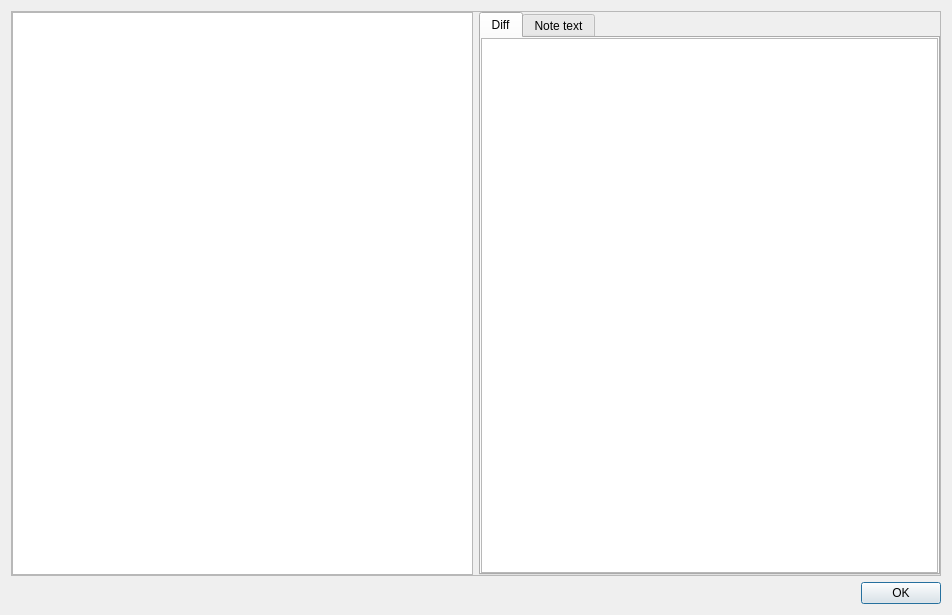
First picture: the form in src/dialogs/versiondialog.ui, repository pbek/QOwnNotes, before the edit.
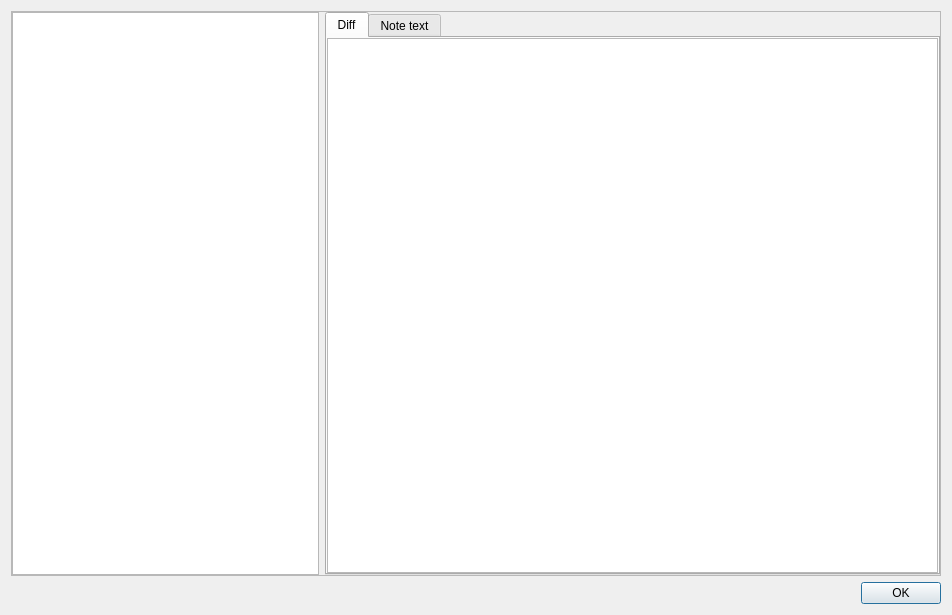
Second picture: the form after the edit. The open tabs and pages were chosen to show the change. Icons and pictures are not drawn. Custom widgets are drawn as their Qt base class.

Patch:
```diff
--- a/src/dialogs/versiondialog.ui
+++ b/src/dialogs/versiondialog.ui
@@ -40,10 +40,23 @@
        <number>0</number>
       </property>
       <item row="0" column="0">
-       <widget class="QListWidget" name="versionListWidget"/>
+       <widget class="QListWidget" name="versionListWidget">
+        <property name="sizePolicy">
+         <sizepolicy hsizetype="Expanding" vsizetype="Expanding">
+          <horstretch>1</horstretch>
+          <verstretch>0</verstretch>
+         </sizepolicy>
+        </property>
+       </widget>
       </item>
       <item row="0" column="1">
        <widget class="QTabWidget" name="tabWidget">
+        <property name="sizePolicy">
+         <sizepolicy hsizetype="Expanding" vsizetype="Expanding">
+          <horstretch>2</horstretch>
+          <verstretch>0</verstretch>
+         </sizepolicy>
+        </property>
         <property name="currentIndex">
          <number>1</number>
         </property>
@@ -73,8 +86,8 @@
              <string notr="true">&lt;!DOCTYPE HTML PUBLIC &quot;-//W3C//DTD HTML 4.0//EN&quot; &quot;http://www.w3.org/TR/REC-html40/strict.dtd&quot;&gt;
 &lt;html&gt;&lt;head&gt;&lt;meta name=&quot;qrichtext&quot; content=&quot;1&quot; /&gt;&lt;style type=&quot;text/css&quot;&gt;
 p, li { white-space: pre-wrap; }
-&lt;/style&gt;&lt;/head&gt;&lt;body style=&quot; font-family:'Sans Serif'; font-size:9pt; font-weight:400; font-style:normal;&quot;&gt;
-&lt;p style=&quot;-qt-paragraph-type:empty; margin-top:0px; margin-bottom:0px; margin-left:0px; margin-right:0px; -qt-block-indent:0; text-indent:0px;&quot;&gt;&lt;br /&gt;&lt;/p&gt;&lt;/body&gt;&lt;/html&gt;</string>
+&lt;/style&gt;&lt;/head&gt;&lt;body style=&quot; font-family:'Oxygen-Sans'; font-size:11pt; font-weight:400; font-style:normal;&quot;&gt;
+&lt;p style=&quot;-qt-paragraph-type:empty; margin-top:0px; margin-bottom:0px; margin-left:0px; margin-right:0px; -qt-block-indent:0; text-indent:0px; font-family:'Sans Serif'; font-size:9pt;&quot;&gt;&lt;br /&gt;&lt;/p&gt;&lt;/body&gt;&lt;/html&gt;</string>
             </property>
            </widget>
           </item>
```
Left out of the diff: 6 changed lines with no effect on the pictures.
